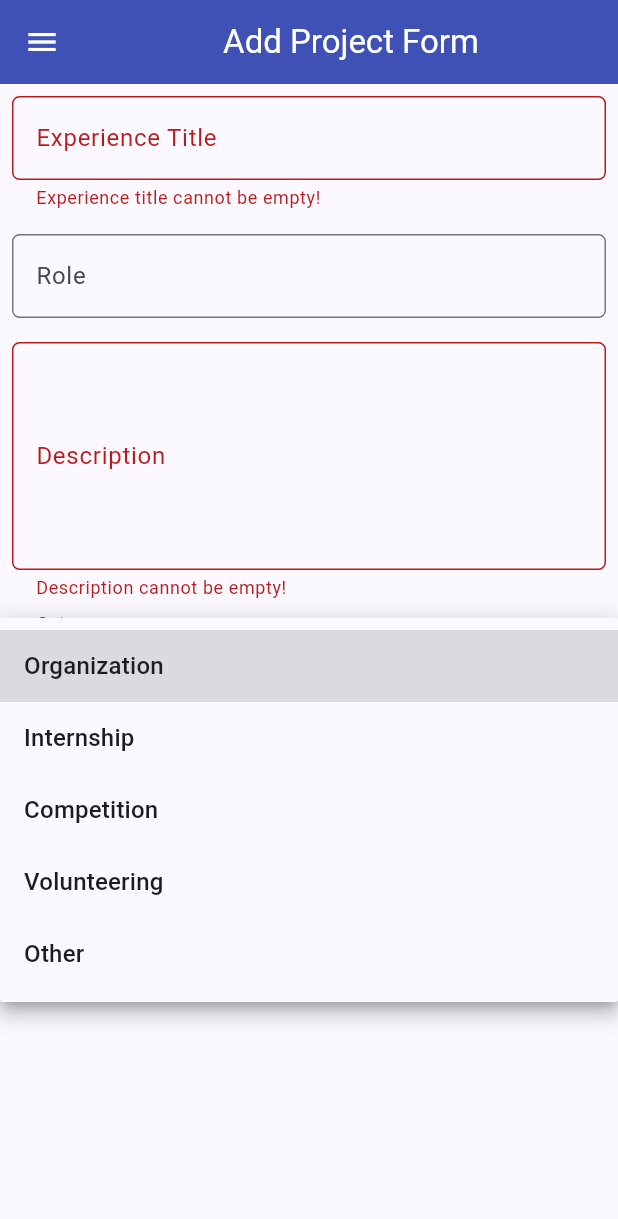
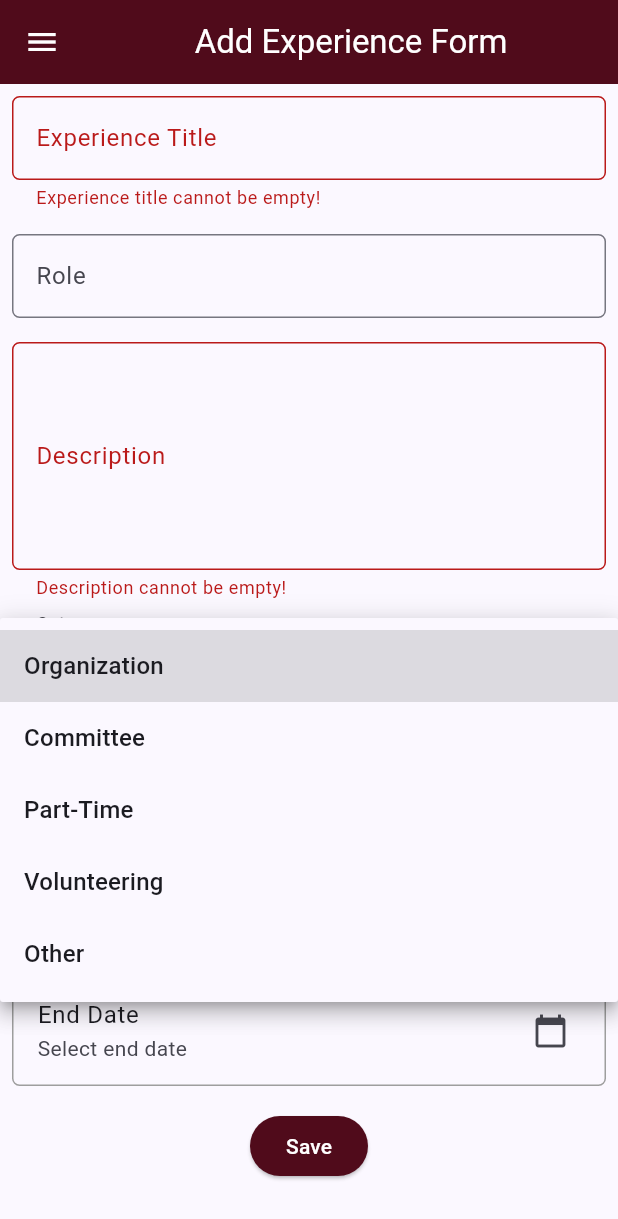
Before and after one commit to aisyahzh/myportofolio_mobile, a Flutter app: the ExperienceFormPage screen opened directly, after a tap on "Save", after a tap on "Organization", on a phone screen of 412 x 824 dp. Shown: the top 1219 px of the screen. Run offline on Flutter 3.47's test engine with Material 3 defaults, Android fonts, the phone set to English and light mode, and no system bars; our stand-ins replace material_ui.

Commit message:
feat: complete experience form

```diff
--- a/lib/screens/experience_form.dart
+++ b/lib/screens/experience_form.dart
@@ -16,11 +16,13 @@ class _ExperienceFormPageState extends State<ExperienceFormPage> {
   String _description = "";
   String _category = "Organization"; // default
   String _thumbnail = "";
+  String _startedAt = "";
+  String _endedAt = "";
 
   final List<String> _categories = [
     'Organization',
-    'Internship',
-    'Competition',
+    'Committee',
+    'Part-Time',
     'Volunteering',
     'Other',
   ];
@@ -31,10 +33,10 @@ class _ExperienceFormPageState extends State<ExperienceFormPage> {
       appBar: AppBar(
         title: const Center(
           child: Text(
-            'Add Project Form',
+            'Add Experience Form',
           ),
         ),
-        backgroundColor: Colors.indigo,
+        backgroundColor: const Color(0xFF500B1B),
         foregroundColor: Colors.white,
       ),
       drawer: const LeftDrawer(),
@@ -158,6 +160,68 @@ class _ExperienceFormPageState extends State<ExperienceFormPage> {
                 ),
               ),
 
+              // === Start Date ===
+              Padding(
+                padding: const EdgeInsets.all(8.0),
+                child: ListTile(
+                  title: const Text("Start Date"),
+                  subtitle: Text(
+                    _startedAt.isEmpty ? "Select start date" : _startedAt,
+                  ),
+                  trailing: const Icon(Icons.calendar_today),
+                  shape: RoundedRectangleBorder(
+                    borderRadius: BorderRadius.circular(5.0),
+                    side: const BorderSide(color: Colors.grey),
+                  ),
+                  onTap: () async {
+                    final DateTime? pickedDate = await showDatePicker(
+                      context: context,
+                      initialDate: DateTime.now(),
+                      firstDate: DateTime(2000),
+                      lastDate: DateTime.now(),
+                    );
+
+                    if (pickedDate != null) {
+                      setState(() {
+                        _startedAt =
+                            "${pickedDate.year}-${pickedDate.month.toString().padLeft(2, '0')}-${pickedDate.day.toString().padLeft(2, '0')}";
+                      });
+                    }
+                  },
+                ),
+              ),
+
+              // === End Date ===
+              Padding(
+                padding: const EdgeInsets.all(8.0),
+                child: ListTile(
+                  title: const Text("End Date"),
+                  subtitle: Text(
+                    _endedAt.isEmpty ? "Select end date" : _endedAt,
+                  ),
+                  trailing: const Icon(Icons.calendar_today),
+                  shape: RoundedRectangleBorder(
+                    borderRadius: BorderRadius.circular(5.0),
+                    side: const BorderSide(color: Colors.grey),
+                  ),
+                  onTap: () async {
+                    final DateTime? pickedDate = await showDatePicker(
+                      context: context,
+                      initialDate: DateTime.now(),
+                      firstDate: DateTime(2000),
+                      lastDate: DateTime.now(),
+                    );
+
+                    if (pickedDate != null) {
+                      setState(() {
+                        _endedAt =
+                            "${pickedDate.year}-${pickedDate.month.toString().padLeft(2, '0')}-${pickedDate.day.toString().padLeft(2, '0')}";
+                      });
+                    }
+                  },
+                ),
+              ),
+
               // === Save Button ===
               Align(
                 alignment: Alignment.bottomCenter,
@@ -170,6 +234,16 @@ class _ExperienceFormPageState extends State<ExperienceFormPage> {
                     ),
                     onPressed: () {
                       if (_formKey.currentState!.validate()) {
+                        if (_startedAt.isNotEmpty &&
+                            _endedAt.isNotEmpty &&
+                            DateTime.parse(_endedAt).isBefore(DateTime.parse(_startedAt))) {
+                          ScaffoldMessenger.of(context).showSnackBar(
+                            const SnackBar(
+                              content: Text("End Date cannot be before Start Date."),
+                            ),
+                          );
+                          return;
+                        }
                         showDialog(
                           context: context,
                           builder: (context) {
```
